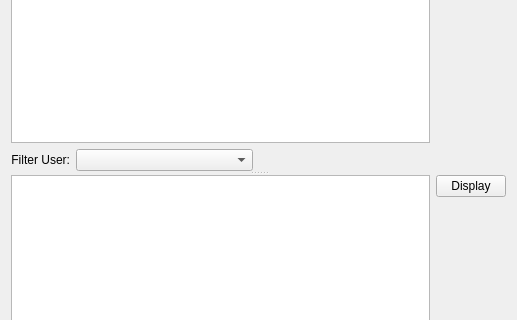
linz/QGIS-AIMS-Plugin, file AimsUI/AimsClient/Gui/Ui_ReviewQueueWidget.ui: the form before one commit; both pictures show x 0 to 517 and y 224 to 544 of the 517 by 858 pixel window.
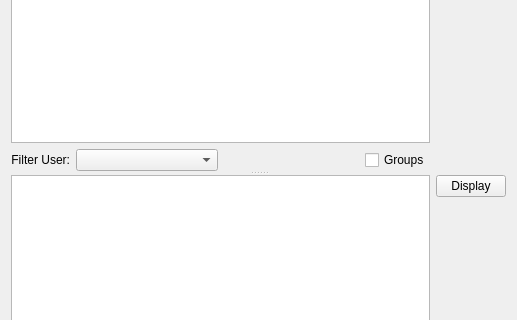
The form after the commit. Custom widgets are drawn as their Qt base class.

Commit message: Groups add to Review Queue

What changed in the file:
```diff
--- a/AimsUI/AimsClient/Gui/Ui_ReviewQueueWidget.ui
+++ b/AimsUI/AimsClient/Gui/Ui_ReviewQueueWidget.ui
@@ -65,6 +65,13 @@
              </property>
             </spacer>
            </item>
+           <item>
+            <widget class="QCheckBox" name="checkBox">
+             <property name="text">
+              <string>Groups</string>
+             </property>
+            </widget>
+           </item>
           </layout>
          </item>
         </layout>
```
The commit also changes 6 other files.
